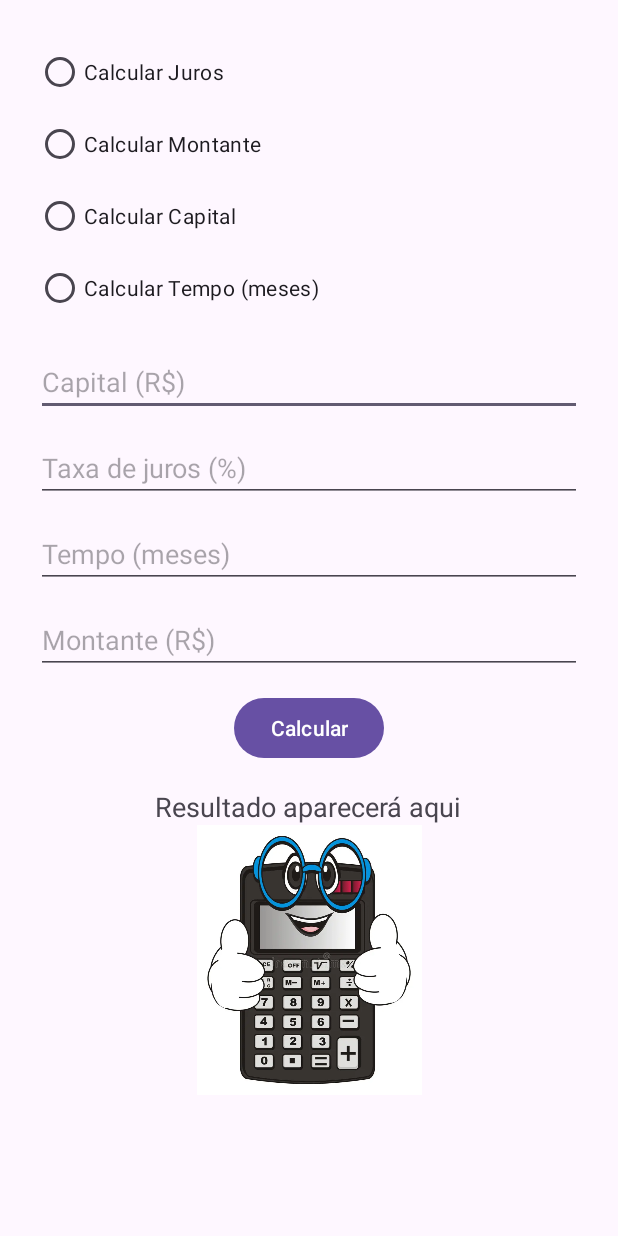
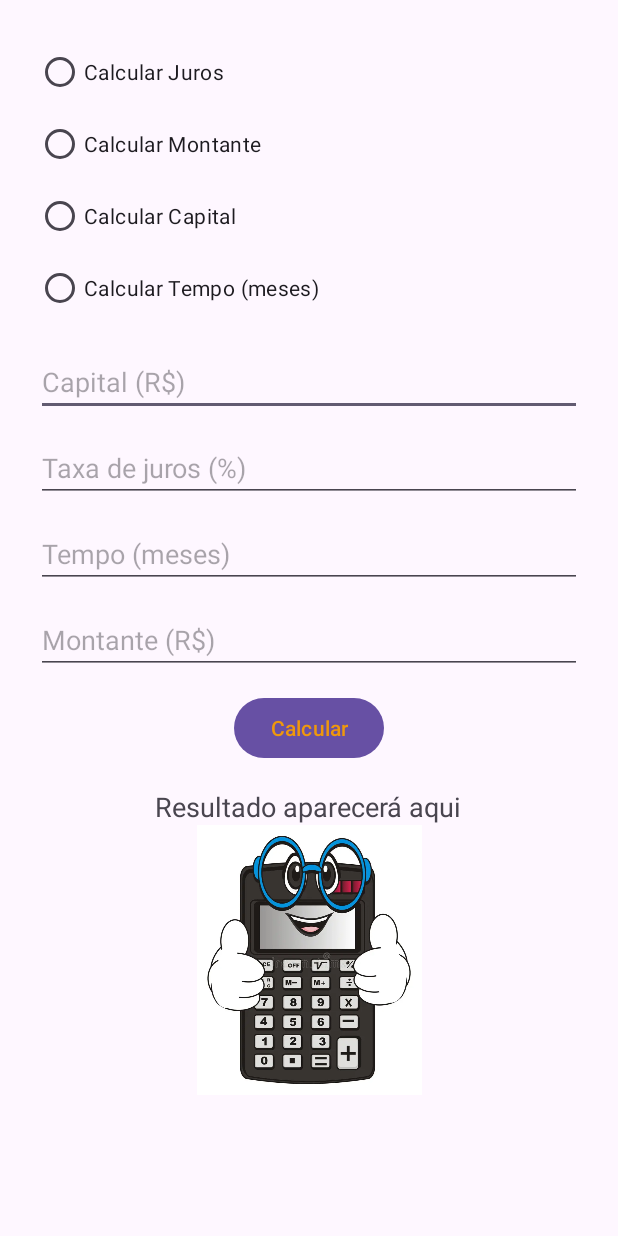
Before and after one commit to Saravtb/CalculadoraJuros, an Android app: the screen it shows after launch (MainActivity), on a phone screen of 412 x 824 dp. Run offline under Robolectric (Android 15) with nearby library versions, the phone set to English and light mode, and no system bars.

Commit message:
Commit ramon

```diff
--- a/app/src/main/res/layout/activity_main.xml
+++ b/app/src/main/res/layout/activity_main.xml
@@ -81,7 +81,10 @@
             android:layout_width="wrap_content"
             android:layout_height="wrap_content"
             android:layout_marginBottom="16dp"
-            android:text="Calcular" />
+            android:text="Calcular"
+            android:textColor="#EF980C"
+            android:textColorLink="#E41515"
+            app:rippleColor="#C10C0C" />
 
         <TextView
             android:id="@+id/textResultado"
```
